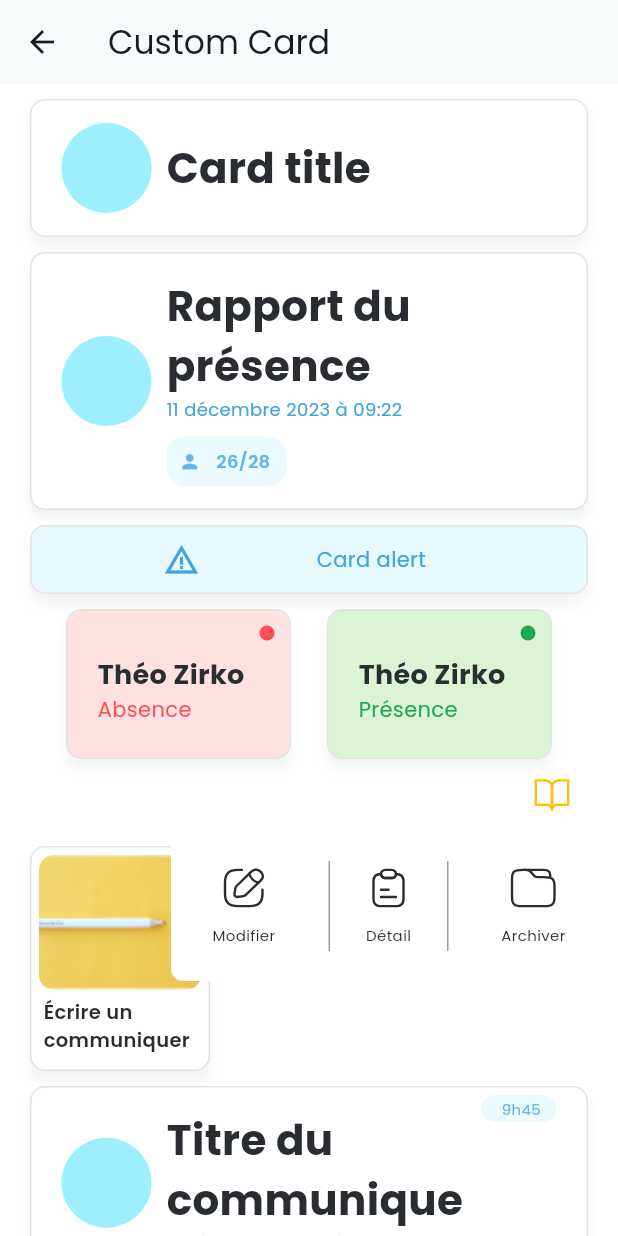
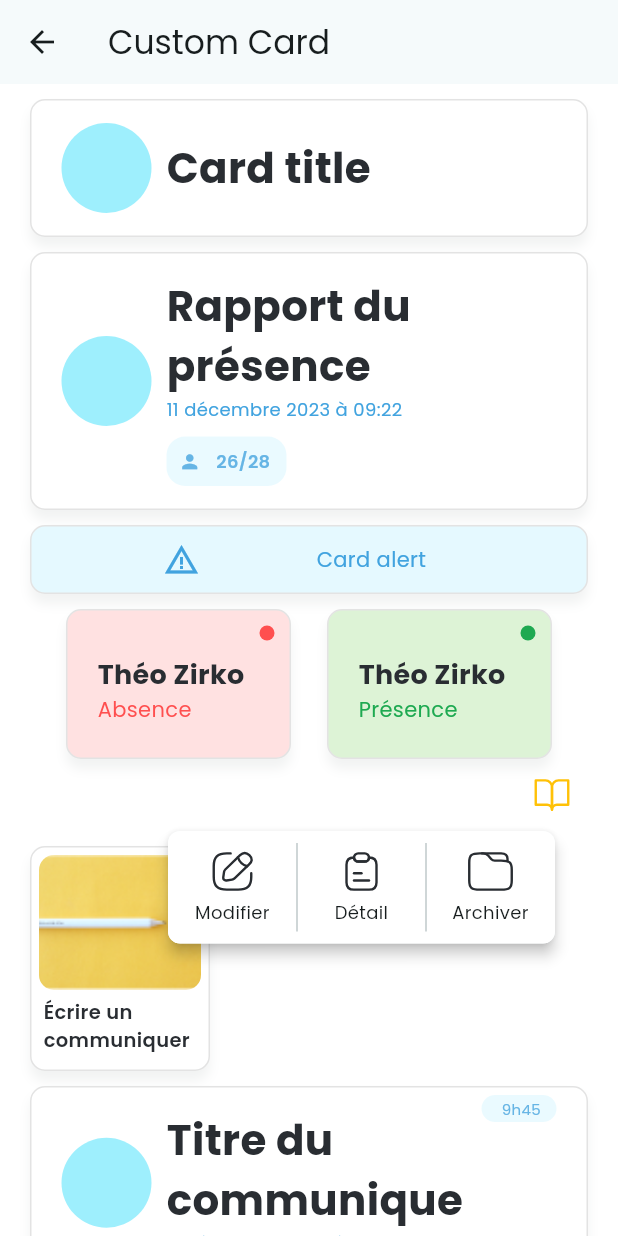
Before and after one commit to Edukever/schoolap-mobile-ui, a Flutter app: the CustomCard screen opened directly, after a tap on an icon or button, on a phone screen of 412 x 824 dp. Run offline on Flutter 3.47's test engine with Material 3 defaults, Android fonts, the phone set to English and light mode, and no system bars; drawn by our look-alikes of auto_size_text; our stand-ins replace dropdown_button2, equatable, flutter_form_builder, flutter_svg, lottie, popover; project files that could hold a hidden picture were left out.

Commit message:
feat : schoolap pop menu

```diff
--- a/lib/src/widgets/card/schoolap_pop_menu_button.dart
+++ b/lib/src/widgets/card/schoolap_pop_menu_button.dart
@@ -1,13 +1,13 @@
 part of '../widget.dart';
 
 class SPListItem<T> extends Equatable {
+  final String iconPath;
   final String label;
-  final String iconPath;
   final T value;
 
   const SPListItem({
+    required this.iconPath,
     required this.label,
-    required this.iconPath,
     required this.value,
   });
 
@@ -15,7 +15,7 @@ class SPListItem<T> extends Equatable {
   List<Object?> get props => [label, iconPath, value];
 }
 
-class SPPopMenuButton<T> extends StatelessWidget {
+class SPPopMenuButton<T> extends StatefulWidget {
   final String iconPath;
   final Color? iconColor;
   final List<SPListItem<T>> items;
@@ -44,102 +44,112 @@ class SPPopMenuButton<T> extends StatelessWidget {
   }) : super(key: key);
 
   @override
-  Widget build(BuildContext context) {
-    return IconButton(
-      onPressed: () async {
-        showPopover(
-          barrierDismissible: barrierDismissible,
-          barrierColor: Colors.transparent,
-          context: context,
-          bodyBuilder: (context) => ListItems<T>(
-            onTap: (value) {
-              Navigator.of(context).pop();
-              handleIconTap?.call(value);
-            },
-            items: items,
-          ),
-          onPop: () => debugPrint('Popover was popped!'),
-          direction: PopoverDirection.bottom,
-          height: height ?? 100,
-          width: width ?? 290,
-          arrowHeight: 0,
-          arrowWidth: 0,
-          arrowDxOffset: arrowDxOffset ?? -140,
-          arrowDyOffset: arrowDyOffset ?? 0,
-          contentDxOffset: contentDxOffset ?? 0,
-          contentDyOffset: contentDyOffset ?? 0,
-        );
-      },
-      icon: SvgPicture.asset(
-        iconPath,
-        colorFilter: iconColor != null ? ColorFilter.mode(iconColor!, BlendMode.srcIn) : null,
-      ),
-    );
-  }
+  State<SPPopMenuButton<T>> createState() => _SPPopMenuButtonState<T>();
 }
 
-class ListItems<T> extends StatelessWidget {
-  final void Function(T)? onTap;
-  final List<SPListItem<T>> items;
+class _SPPopMenuButtonState<T> extends State<SPPopMenuButton<T>> {
+  final GlobalKey _iconKey = GlobalKey();
+  OverlayEntry? _overlayEntry;
 
-  const ListItems({Key? key, this.onTap, required this.items}) : super(key: key);
+  void _showMenu() {
+    final RenderBox renderBox = _iconKey.currentContext!.findRenderObject() as RenderBox;
+    final Offset offset = renderBox.localToGlobal(Offset.zero);
+    final Size size = renderBox.size;
 
-  @override
-  Widget build(BuildContext context) {
-    return Row(
-      mainAxisAlignment: MainAxisAlignment.spaceEvenly,
-      children: List.generate(
-        items.length,
-        (index) => ItemTile<T>(
-          listItem: items[index],
-          middle: index == 1,
-          onTap: () => onTap?.call(items[index].value),
+    _overlayEntry = _createOverlayEntry(offset, size);
+    Overlay.of(context).insert(_overlayEntry!);
+  }
+
+  OverlayEntry _createOverlayEntry(Offset offset, Size size) {
+    double maxWidth = (widget.items.length * 70).toDouble();
+
+    double itemWidth = 70.0; // Adjust based on your design
+    double left = offset.dx;
+
+    if (left + maxWidth > MediaQuery.of(context).size.width) {
+      left = MediaQuery.of(context).size.width - maxWidth - 90.0;
+    }
+
+    return OverlayEntry(
+      builder: (context) => GestureDetector(
+        onTap: () => _removeOverlay(),
+        behavior: HitTestBehavior.translucent,
+        child: Stack(
+          children: [
+            Positioned(
+              left: left + (widget.arrowDxOffset ?? 0),
+              top: offset.dy + size.height + (widget.arrowDyOffset ?? 0),
+              child: Material(
+                elevation: 4.0,
+                borderRadius: BorderRadius.circular(8.0),
+                child: Container(
+                  padding: const EdgeInsets.symmetric(vertical: 8.0, horizontal: 8.0),
+                  height: widget.height ?? 75,
+                  decoration: BoxDecoration(
+                    color: Colors.white,
+                    borderRadius: BorderRadius.circular(8.0),
+                  ),
+                  child: Row(
+                    mainAxisSize: MainAxisSize.min,
+                    children: _buildMenuItems(itemWidth),
+                  ),
+                ),
+              ),
+            ),
+          ],
         ),
       ),
     );
   }
-}
 
-class ItemTile<T> extends StatelessWidget {
-  const ItemTile({
-    Key? key,
-    required this.listItem,
-    this.middle = false,
-    this.onTap,
-  }) : super(key: key);
+  List<Widget> _buildMenuItems(double itemWidth) {
+    return List<Widget>.generate(widget.items.length, (index) {
+      final item = widget.items[index];
+      return Row(
+        mainAxisSize: MainAxisSize.min,
+        children: [
+          if (index != 0) const VerticalDivider(),
+          GestureDetector(
+            onTap: () {
+              widget.handleIconTap?.call(item.value);
+              _removeOverlay();
+            },
+            child: Container(
+              width: itemWidth,
+              padding: const EdgeInsets.symmetric(horizontal: 5.0),
+              child: Column(
+                mainAxisSize: MainAxisSize.min,
+                children: [
+                  SvgPicture.asset(item.iconPath),
+                  const SizedBox(height: 4.0),
+                  Text(
+                    item.label,
+                    textAlign: TextAlign.center,
+                    style: const TextStyle(fontSize: 12.0),
+                  ),
+                ],
+              ),
+            ),
+          ),
+        ],
+      );
+    });
+  }
 
-  final SPListItem<T> listItem;
-  final bool middle;
-  final void Function()? onTap;
+  void _removeOverlay() {
+    _overlayEntry?.remove();
+    _overlayEntry = null;
+  }
 
   @override
   Widget build(BuildContext context) {
-    return Container(
-      margin: const EdgeInsets.symmetric(horizontal: 8),
-      width: 80,
-      height: 60,
-      decoration: BoxDecoration(
-        border: Border(
-          right: !middle ? BorderSide.none : const BorderSide(color: Colors.grey),
-          left: !middle ? BorderSide.none : const BorderSide(color: Colors.grey),
-        ),
+    return IconButton(
+      key: _iconKey,
+      icon: SvgPicture.asset(
+        widget.iconPath,
+        color: widget.iconColor,
       ),
-      child: Row(
-        mainAxisAlignment: MainAxisAlignment.center,
-        children: [
-          GestureDetector(
-            onTap: onTap,
-            child: Column(
-              mainAxisAlignment: MainAxisAlignment.center,
-              children: [
-                SvgPicture.asset(listItem.iconPath),
-                const SizedBox(height: 10),
-                SPText.paragraph2(listItem.label),
-              ],
-            ),
-          ),
-        ],
-      ),
+      onPressed: _showMenu,
     );
   }
 }
```
